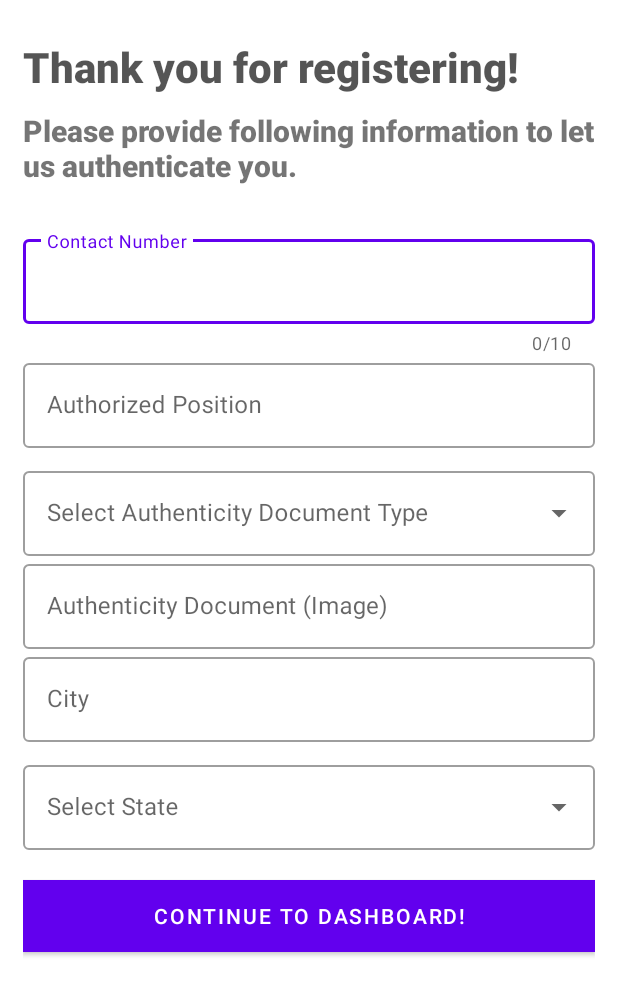
After one commit to Shivendraa/SVPCET-Hackathon-4_IrrationalHashmap-2_problemstmt, an Android app: the AuthRegNextStep screen opened directly, with no data from a screen before it, on a phone screen of 412 x 824 dp. The commit adds this screen. Shown: the top 995 px of the screen. Run offline under Robolectric (Android 15) with nearby library versions, the phone set to English and light mode, and no system bars; Roboto replaces fonts that are not available here.

Commit message:
Commit 5 - 10:05am 07-11-20

```diff
--- a/app/src/main/AndroidManifest.xml
+++ b/app/src/main/AndroidManifest.xml
@@ -9,7 +9,9 @@
         android:roundIcon="@mipmap/ic_launcher_round"
         android:supportsRtl="true"
         android:theme="@style/AppTheme">
-        <activity android:name=".UserRegNextStep"></activity>
+        <activity android:name=".AuthDashBoard"></activity>
+        <activity android:name=".AuthRegNextStep" />
+        <activity android:name=".UserRegNextStep" />
         <activity android:name=".UserDashBoard" />
         <activity android:name=".UserLogin" />
         <activity android:name=".AuthorityRegistration" />
--- /dev/null
+++ b/app/src/main/java/com/nighteye/myapplication/AuthDashBoard.java
@@ -0,0 +1,14 @@
+package com.nighteye.myapplication;
+
+import androidx.appcompat.app.AppCompatActivity;
+
+import android.os.Bundle;
+
+public class AuthDashBoard extends AppCompatActivity {
+
+    @Override
+    protected void onCreate(Bundle savedInstanceState) {
+        super.onCreate(savedInstanceState);
+        setContentView(R.layout.activity_auth_dashboard);
+    }
+}
--- /dev/null
+++ b/app/src/main/java/com/nighteye/myapplication/AuthRegNextStep.java
@@ -0,0 +1,90 @@
+package com.nighteye.myapplication;
+
+import androidx.annotation.Nullable;
+import androidx.appcompat.app.AppCompatActivity;
+
+import android.content.Intent;
+import android.graphics.Bitmap;
+import android.net.Uri;
+import android.os.Bundle;
+import android.provider.MediaStore;
+import android.view.View;
+import android.view.WindowManager;
+import android.widget.ArrayAdapter;
+import android.widget.AutoCompleteTextView;
+import android.widget.Button;
+import android.widget.EditText;
+
+import com.google.android.material.textfield.TextInputLayout;
+
+import java.io.IOException;
+import java.util.Objects;
+
+public class AuthRegNextStep extends AppCompatActivity {
+    private TextInputLayout autContact, autPos, autDoctype, autCity;
+    EditText autDocPic;
+    private  Uri filePath1;
+    private static final int PICK_IMAGE_REQUEST = 234;
+    @Override
+    protected void onCreate(Bundle savedInstanceState) {
+        super.onCreate(savedInstanceState);
+        getWindow().setFlags(WindowManager.LayoutParams.FLAG_FULLSCREEN, WindowManager.LayoutParams.FLAG_FULLSCREEN);
+        setContentView(R.layout.activity_authreg_nextstep);
+
+        autContact = findViewById(R.id.autContact);
+        autPos = findViewById(R.id.autPos);
+        autDoctype = findViewById(R.id.etAutDocType);
+        autCity = findViewById(R.id.autCity);
+
+        String[] docTypes = new String[] {"PAN Card", "Aadhar Card", "Voter ID", "Recommendation from Mayor", "Recommendation from State Govt", "Recommendation from Central Govt" };
+        ArrayAdapter<String> adapter = new ArrayAdapter<>(this, R.layout.list_item, docTypes);
+        final AutoCompleteTextView docTypeDd = findViewById(R.id.autDoctypeDd);
+        docTypeDd.setAdapter(adapter);
+
+        String[] states = new String[] {"Andhra Pradesh", "Arunachal Pradesh", "Assam", "Bihar", "Chhattisgarh", "Goa", "Gujarat", "Haryana",  "Himachal Pradesh", "Jharkhand",
+                "Karnataka", "Kerala", "Madhya Pradesh", "Maharashtra", "Manipur", "Nagaland", "Odisha",  "Punjab","Rajasthan", "Tamil Nadu",
+                "Telangana", "Uttar Pradesh", "Uttarakhand", "West Bengal"};
+        ArrayAdapter<String> adapter2 = new ArrayAdapter<>(this, R.layout.list_item, states);
+        final AutoCompleteTextView stateDd = findViewById(R.id.autStateDd);
+        stateDd.setAdapter(adapter2);
+
+        autDocPic = findViewById(R.id.autDocPic);
+        autDocPic.setOnClickListener(new View.OnClickListener() {
+            @Override
+            public void onClick(View view) {
+                Intent intent = new Intent();
+                intent.setType("image/*");
+                intent.setAction(Intent.ACTION_GET_CONTENT);
+                startActivityForResult(Intent.createChooser(intent,"Select an Image"),PICK_IMAGE_REQUEST);
+            }
+        });
+
+
+        Button btnToDB = findViewById(R.id.autBtnToDB);
+        btnToDB.setOnClickListener(new View.OnClickListener() {
+            @Override
+            public void onClick(View view) {
+                String state = stateDd.getText().toString();
+
+                Intent intent = new Intent(AuthRegNextStep.this, AuthDashBoard.class);
+                startActivity(intent);
+                finish();
+            }
+        });
+
+    }
+
+    @Override
+    protected void onActivityResult(int requestCode, int resultCode, @Nullable Intent data) {
+        super.onActivityResult(requestCode, resultCode, data);
+        if (requestCode == PICK_IMAGE_REQUEST && resultCode == RESULT_OK && Objects.requireNonNull(data).getData() != null) {
+            filePath1 = data.getData();
+            try {
+                Bitmap bitmap = MediaStore.Images.Media.getBitmap(getContentResolver(), filePath1);
+                autDocPic.setText(filePath1.getEncodedPath());
+            } catch (IOException e) {
+                e.printStackTrace();
+            }
+        }
+    }
+}
--- a/app/src/main/res/layout/activity_authority_registration.xml
+++ b/app/src/main/res/layout/activity_auth_dashboard.xml
@@ -4,6 +4,6 @@
     xmlns:tools="http://schemas.android.com/tools"
     android:layout_width="match_parent"
     android:layout_height="match_parent"
-    tools:context=".AuthorityRegistration">
+    tools:context=".AuthDashBoard">
 
 </androidx.constraintlayout.widget.ConstraintLayout>
--- /dev/null
+++ b/app/src/main/res/layout/activity_authreg_nextstep.xml
@@ -0,0 +1,153 @@
+<?xml version="1.0" encoding="utf-8"?>
+<ScrollView xmlns:android="http://schemas.android.com/apk/res/android"
+    xmlns:app="http://schemas.android.com/apk/res-auto"
+    xmlns:tools="http://schemas.android.com/tools"
+    android:layout_width="match_parent"
+    android:layout_height="match_parent"
+    tools:context=".AuthRegNextStep">
+
+    <androidx.constraintlayout.widget.ConstraintLayout
+        android:layout_width="match_parent"
+        android:layout_height="wrap_content">
+
+        <LinearLayout
+            android:layout_width="match_parent"
+            android:layout_height="match_parent"
+            android:orientation="vertical"
+            android:background="#fff"
+            android:padding="15dp">
+
+            <TextView
+                android:layout_width="wrap_content"
+                android:layout_height="wrap_content"
+                android:layout_marginTop="10dp"
+                android:fontFamily="sans-serif-black"
+                android:text="Thank you for registering!"
+                android:textColor="#AA000000"
+                android:textSize="28sp" />
+
+            <TextView
+                android:layout_width="wrap_content"
+                android:layout_height="wrap_content"
+                android:text="Please provide following information to let us authenticate you."
+                android:layout_marginTop="10dp"
+                android:textSize="20sp"
+                android:fontFamily="sans-serif-black" />
+
+            <LinearLayout
+                android:layout_width="match_parent"
+                android:layout_height="wrap_content"
+                android:layout_marginTop="20dp"
+                android:layout_marginBottom="20dp"
+                android:paddingVertical="10dp"
+                android:orientation="vertical">
+
+                <com.google.android.material.textfield.TextInputLayout
+                    android:layout_width="match_parent"
+                    android:layout_height="wrap_content"
+                    android:id="@+id/autContact"
+                    app:counterEnabled="true"
+                    app:counterMaxLength="10"
+                    android:hint="Contact Number"
+                    style="@style/Widget.MaterialComponents.TextInputLayout.OutlinedBox">
+
+                    <com.google.android.material.textfield.TextInputEditText
+                        android:layout_width="match_parent"
+                        android:layout_height="wrap_content"
+                        android:inputType="number"
+                        android:maxLength="10"/>
+                </com.google.android.material.textfield.TextInputLayout>
+
+                <com.google.android.material.textfield.TextInputLayout
+                    android:layout_width="match_parent"
+                    android:layout_height="wrap_content"
+                    android:id="@+id/autPos"
+                    android:hint="Authorized Position"
+                    style="@style/Widget.MaterialComponents.TextInputLayout.OutlinedBox">
+
+                    <com.google.android.material.textfield.TextInputEditText
+                        android:layout_width="match_parent"
+                        android:layout_height="wrap_content"
+                        android:inputType="text" />
+                </com.google.android.material.textfield.TextInputLayout>
+
+                <com.google.android.material.textfield.TextInputLayout
+                    android:id="@+id/etAutDocType"
+                    style="@style/Widget.MaterialComponents.TextInputLayout.OutlinedBox.ExposedDropdownMenu"
+                    android:layout_width="match_parent"
+                    android:layout_height="wrap_content"
+                    android:layout_marginTop="10dp"
+                    android:hint="Select Authenticity Document Type">
+
+                    <AutoCompleteTextView
+                        android:id="@+id/autDoctypeDd"
+                        android:layout_width="match_parent"
+                        android:layout_height="wrap_content"
+                        android:inputType="none"
+                        tools:ignore="LabelFor" />
+                </com.google.android.material.textfield.TextInputLayout>
+
+                <com.google.android.material.textfield.TextInputLayout
+                    style="@style/Widget.MaterialComponents.TextInputLayout.OutlinedBox"
+                    android:layout_width="match_parent"
+                    android:layout_height="wrap_content"
+                    android:hint="Authenticity Document (Image)">
+
+                    <EditText
+                        android:id="@+id/autDocPic"
+                        android:layout_width="match_parent"
+                        android:layout_height="wrap_content"
+                        android:layout_marginTop="10dp"
+                        android:editable="false"
+                        android:focusable="false"
+                        android:focusableInTouchMode="false"
+                        android:inputType="none" />
+                </com.google.android.material.textfield.TextInputLayout>
+
+                <com.google.android.material.textfield.TextInputLayout
+                    android:layout_width="match_parent"
+                    android:layout_height="wrap_content"
+                    android:id="@+id/autCity"
+                    android:hint="City"
+                    style="@style/Widget.MaterialComponents.TextInputLayout.OutlinedBox"
+                    >
+
+                    <com.google.android.material.textfield.TextInputEditText
+                        android:layout_width="match_parent"
+                        android:layout_height="wrap_content"
+                        android:inputType="text" />
+                </com.google.android.material.textfield.TextInputLayout>
+
+                <com.google.android.material.textfield.TextInputLayout
+                    android:id="@+id/etAutState"
+                    style="@style/Widget.MaterialComponents.TextInputLayout.OutlinedBox.ExposedDropdownMenu"
+                    android:layout_width="match_parent"
+                    android:layout_height="wrap_content"
+                    android:layout_marginTop="10dp"
+                    android:hint="Select State">
+
+                    <AutoCompleteTextView
+                        android:id="@+id/autStateDd"
+                        android:layout_width="match_parent"
+                        android:layout_height="wrap_content"
+                        android:inputType="none"
+                        tools:ignore="LabelFor" />
+                </com.google.android.material.textfield.TextInputLayout>
+
+                <Button
+                    android:id="@+id/autBtnToDB"
+                    android:layout_width="match_parent"
+                    android:layout_height="wrap_content"
+                    android:text="Continue to Dashboard!"
+                    android:background="#000"
+                    android:textColor="#fff"
+                    android:layout_marginTop="20dp"
+                    android:layout_marginBottom="5dp" />
+
+            </LinearLayout>
+
+        </LinearLayout>
+
+    </androidx.constraintlayout.widget.ConstraintLayout>
+
+</ScrollView>
```
